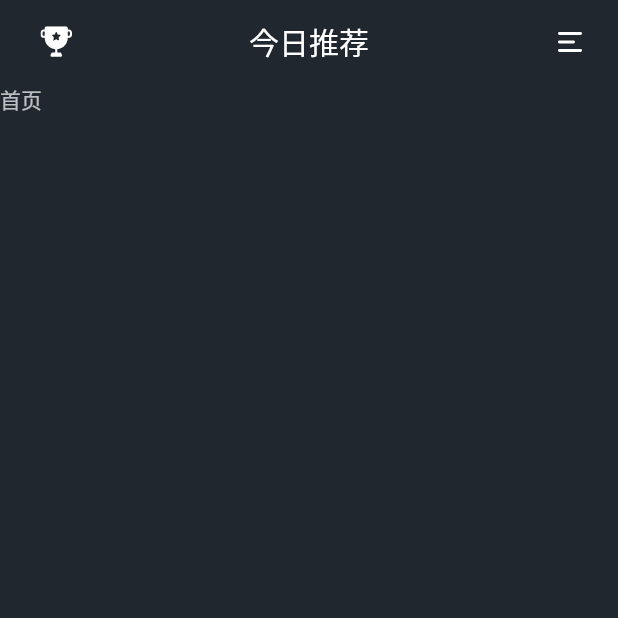
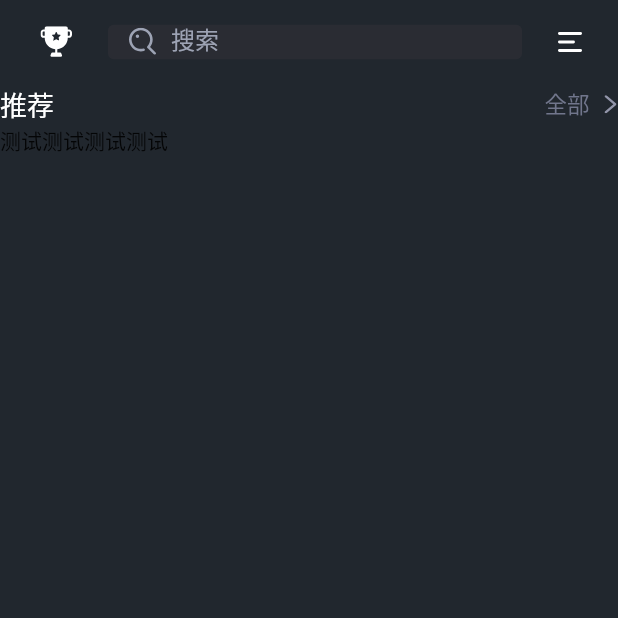
Before and after one commit to Tecode/flutter_book, a Flutter app: the FirstScreen screen opened directly, on a phone screen of 412 x 824 dp, the top half of it. Run offline on Flutter 3.47's test engine with Material 2 defaults, Android fonts, the light colour scheme and no system bars; our stand-ins replace flutter_svg.

Commit message:
新增title的公共组件

```diff
--- a/lib/containers/FirstScreen.dart
+++ b/lib/containers/FirstScreen.dart
@@ -1,6 +1,7 @@
 import 'package:flutter/material.dart';
 import 'package:flutter_svg/flutter_svg.dart';
-import 'package:flutter_book/helpers/constants.dart' show Constants;
+import 'package:flutter_book/widgets/firstScreen/firstScreenContent.dart';
+import 'package:flutter_book/helpers/constants.dart' show AppColors, Constants;
 
 class FirstScreen extends StatefulWidget {
   @override
@@ -12,7 +13,36 @@ class _FirstScreenState extends State<FirstScreen> {
   Widget build(BuildContext context) {
     return Scaffold(
       appBar: AppBar(
-        title: Text("今日推荐"),
+        title: GestureDetector(
+          onTap: () {
+            print("点击了搜索");
+          },
+          child: Container(
+            padding:
+                EdgeInsets.only(right: 14.0, left: 14.0, top: 2.0, bottom: 3.0),
+            decoration: BoxDecoration(
+                color: Color(AppColors.themeColorGray),
+                borderRadius: BorderRadius.all(Radius.circular(4.0))),
+            child: Row(
+              children: <Widget>[
+                SvgPicture.asset('assets/icon/icon_search.svg',
+                    width: Constants.appBarIconSize + 2.0,
+                    height: Constants.appBarIconSize + 2.0),
+                SizedBox(
+                  width: 10.0,
+                  height: 1.0,
+                ),
+                Text(
+                  "搜索",
+                  style: TextStyle(
+                      color: Color(AppColors.fontColorGray),
+                      fontSize: 16.0,
+                      height: 1.0),
+                )
+              ],
+            ),
+          ),
+        ),
         centerTitle: true,
         elevation: 0,
         actions: <Widget>[
@@ -41,10 +71,7 @@ class _FirstScreenState extends State<FirstScreen> {
           },
         ),
       ),
-      body: Text(
-        "首页",
-        style: TextStyle(color: Colors.white70),
-      ),
+      body: FirstScreenContent(),
     );
   }
 }
--- a/lib/helpers/constants.dart
+++ b/lib/helpers/constants.dart
@@ -3,6 +3,9 @@ class AppColors {
   static const int mainColor = 0xffFB6894;
   static const int lightGray = 0xff71768C;
   static const int themeColor = 0xff21272E;
+  static const int fontColor = 0xffffffff;
+  static const int fontColorGray = 0xfff9DA3B4;
+  static const int themeColorGray = 0xff2A2C33;
 }
 
 // 数值常量
--- /dev/null
+++ b/lib/widgets/common/CommonTitle.dart
@@ -0,0 +1,46 @@
+import 'package:flutter/material.dart';
+import 'package:flutter_book/helpers/constants.dart';
+import 'package:flutter_svg/svg.dart';
+
+class CommonTitle extends StatelessWidget {
+  final String title;
+  final Function onTap;
+
+  CommonTitle({@required this.title, this.onTap});
+
+  @override
+  Widget build(BuildContext context) {
+    return Container(
+      child: Row(
+        mainAxisAlignment: MainAxisAlignment.spaceBetween,
+        crossAxisAlignment: CrossAxisAlignment.center,
+        children: <Widget>[
+          Text(
+            this.title,
+            style: TextStyle(fontSize: 18.0, color: Color(AppColors.fontColor)),
+          ),
+          GestureDetector(
+            onTap: this.onTap,
+            child: Row(
+              children: <Widget>[
+                Text(
+                  '全部',
+                  style: TextStyle(
+                      fontSize: 15.0, color: Color(AppColors.lightGray)),
+                ),
+                SizedBox(
+                  width: 9.0,
+                ),
+                SvgPicture.asset(
+                  'assets/icon/icon_right.svg',
+                  width: Constants.appBarIconSize - 6.0,
+                  height: Constants.appBarIconSize - 4.0,
+                )
+              ],
+            ),
+          )
+        ],
+      ),
+    );
+  }
+}
--- /dev/null
+++ b/lib/widgets/firstScreen/Recommend.dart
@@ -0,0 +1,23 @@
+import 'package:flutter/material.dart';
+import 'package:flutter_book/widgets/common/CommonTitle.dart';
+
+class Recommend extends StatelessWidget {
+  @override
+  Widget build(BuildContext context) {
+    return Column(
+      children: <Widget>[
+        CommonTitle(
+          title: "推荐",
+          onTap: () => {print('点击')},
+        ),
+        Container(
+          height: 120.0,
+          child: ListView(
+            scrollDirection: Axis.horizontal,
+            children: <Widget>[Text("测试"), Text("测试"), Text("测试"), Text("测试")],
+          ),
+        )
+      ],
+    );
+  }
+}
--- /dev/null
+++ b/lib/widgets/firstScreen/firstScreenContent.dart
@@ -0,0 +1,11 @@
+import 'package:flutter/material.dart';
+import './Recommend.dart';
+
+class FirstScreenContent extends StatelessWidget {
+  @override
+  Widget build(BuildContext context) {
+    return Container(
+      child: Recommend(),
+    );
+  }
+}
--- a/pubspec.yaml
+++ b/pubspec.yaml
@@ -49,6 +49,8 @@ flutter:
    - lib/helpers/
    - lib/helpers/constants.dart
    - lib/containers/Entrance.dart
+   - lib/widgets/common/CommonTitle.dart
+   - lib/widgets/firstScreen/firstScreenContent.dart
 
 
   # An image asset can refer to one or more resolution-specific "variants", see
```
Also changed, not shown: assets/icon/icon_right.svg (added), assets/icon/icon_search.svg (added).
